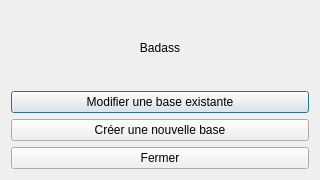
First picture: the form in view/home.ui, repository alex-baiet/badass, before the edit.
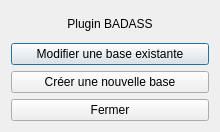
Second picture: the form after the edit.

```diff
--- a/view/home.ui
+++ b/view/home.ui
@@ -6,8 +6,8 @@
    <rect>
     <x>0</x>
     <y>0</y>
-    <width>320</width>
-    <height>180</height>
+    <width>220</width>
+    <height>132</height>
    </rect>
   </property>
   <property name="sizePolicy">
@@ -22,8 +22,11 @@
   <layout class="QVBoxLayout" name="verticalLayout">
    <item>
     <widget class="QLabel" name="logoFull">
+     <property name="frameShape">
+      <enum>QFrame::NoFrame</enum>
+     </property>
      <property name="text">
-      <string>Badass</string>
+      <string>Plugin BADASS</string>
      </property>
      <property name="alignment">
       <set>Qt::AlignCenter</set>
```
